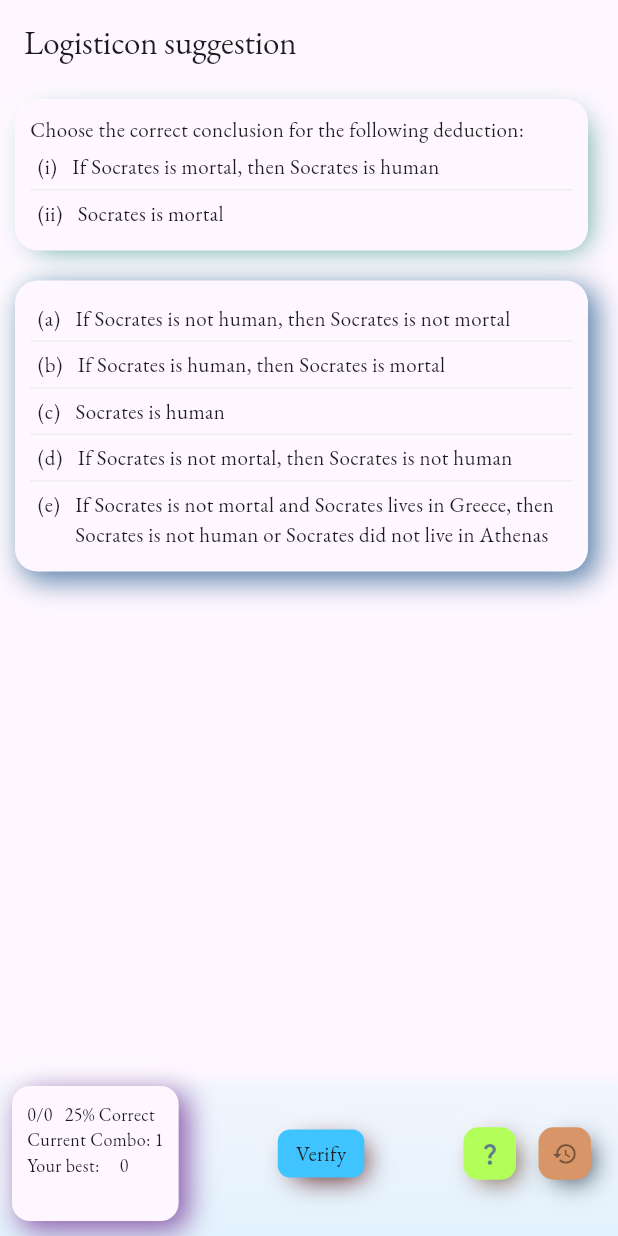
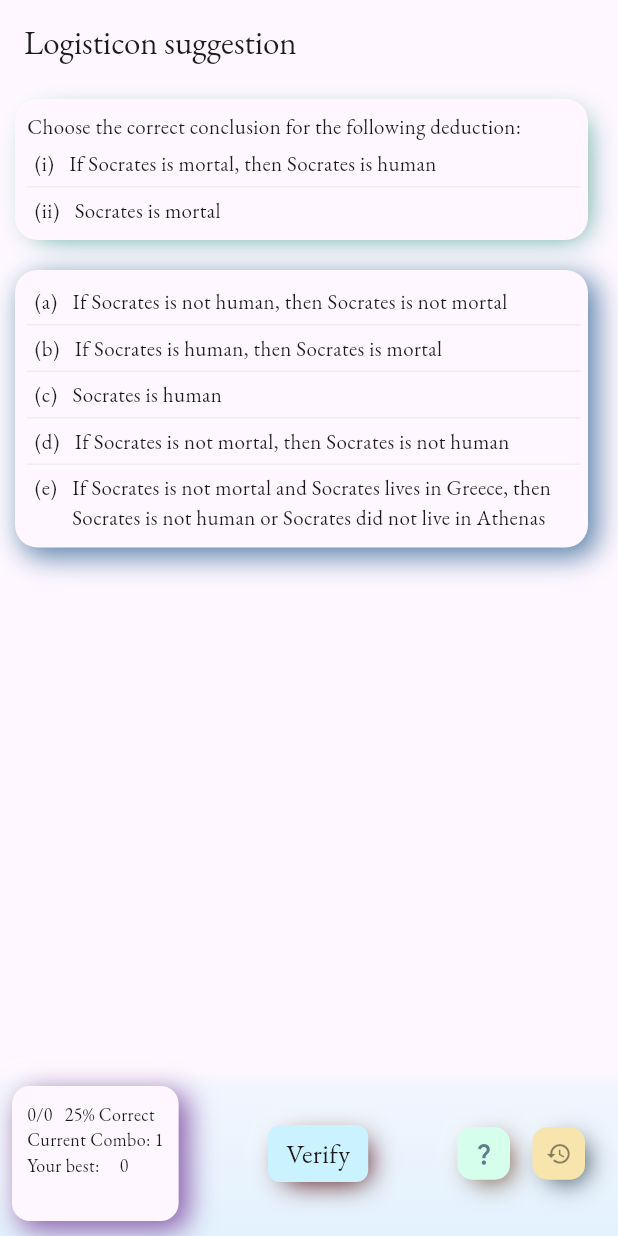
Before and after one commit to joseoliv/suggestion_for_logisticon, a Flutter app: the screen it shows after launch, on a phone screen of 412 x 824 dp. Run offline on Flutter 3.47's test engine with Material 3 defaults, Android fonts, the phone set to English and light mode, and no system bars; our stand-ins replace google_fonts.

Commit message:
after padding

```diff
--- a/lib/main.dart
+++ b/lib/main.dart
@@ -127,7 +127,7 @@ class _DeductionQuestionWidgetState extends State<DeductionQuestionWidget> {
                         ],
                       ),
                       margin: const EdgeInsets.fromLTRB(10, 10, 20, 10),
-                      padding: const EdgeInsets.all(10),
+                      padding: const EdgeInsets.fromLTRB(8, 8, 5, 5),
                       child: _buildPremisses(),
                     ),
                     Container(
@@ -151,7 +151,9 @@ class _DeductionQuestionWidgetState extends State<DeductionQuestionWidget> {
                         ],
                       ),
                       margin: const EdgeInsets.fromLTRB(10, 10, 20, 10),
-                      padding: const EdgeInsets.all(10),
+                      //padding: const EdgeInsets.all(10),
+                      padding: const EdgeInsets.fromLTRB(8, 6, 5, 5),
+
                       child: _buildSentenceList(),
                     ),
                   ],
@@ -193,7 +195,7 @@ class _DeductionQuestionWidgetState extends State<DeductionQuestionWidget> {
             stops: const [0.0, 0.1, 1.0], // Transition at 10% of the height
           ),
         ),
-        padding: const EdgeInsets.fromLTRB(8, 5, 8, 5),
+        padding: const EdgeInsets.fromLTRB(8, 5, 12, 5),
         child: Row(
           mainAxisAlignment: MainAxisAlignment.spaceBetween,
           children: [
@@ -236,9 +238,9 @@ class _DeductionQuestionWidgetState extends State<DeductionQuestionWidget> {
             ),
             ShadowButton(
               onPressed: () {},
-              backgroundColor: Colors.lightBlueAccent,
+              backgroundColor: const Color.fromARGB(255, 203, 242, 255),
               shadowColor: const Color.fromARGB(255, 72, 1, 1),
-              child: const Text('Verify'),
+              child: const Text('Verify', style: TextStyle(fontSize: 18)),
             ),
             const Row(
               children: [
@@ -248,7 +250,7 @@ class _DeductionQuestionWidgetState extends State<DeductionQuestionWidget> {
                     color: Colors.blueGrey,
                     //size: 20,
                   ),
-                  backgroundColor: Colors.lightGreenAccent,
+                  backgroundColor: Color.fromARGB(255, 213, 255, 236),
                   iconColor: Colors.black87,
                   shadowColor:
 
@@ -258,7 +260,7 @@ class _DeductionQuestionWidgetState extends State<DeductionQuestionWidget> {
                 SizedBox(width: 15),
                 ShadowIcon(
                   icon: Icon(Icons.history_outlined, color: Colors.black45),
-                  backgroundColor: Color.fromARGB(255, 216, 150, 104),
+                  backgroundColor: Color.fromARGB(255, 247, 229, 173),
                   iconColor: Colors.black45,
                   shadowColor: Color.fromARGB(255, 6, 24, 37),
                 ),
@@ -272,8 +274,8 @@ class _DeductionQuestionWidgetState extends State<DeductionQuestionWidget> {
   }
 
   Widget _buildPremisses() {
-    const premissesFontSize =
-        16.0; //Theme.of(context).textTheme.bodyMedium!.fontSize;
+    // const premissesFontSize =
+    //     16.0; //Theme.of(context).textTheme.bodyMedium!.fontSize;
     return Column(
       crossAxisAlignment: CrossAxisAlignment.start,
       children: [
@@ -340,8 +342,8 @@ class _DeductionQuestionWidgetState extends State<DeductionQuestionWidget> {
   }
 
   Widget _buildSentenceList() {
-    const optionsFontSize =
-        16.0; //Theme.of(context).textTheme.bodyMedium!.fontSize;
+    // const optionsFontSize =
+    //     16.0; //Theme.of(context).textTheme.bodyMedium!.fontSize;
     return ListView.separated(
       shrinkWrap: true,
       itemCount: widget.sentences.length,
```
